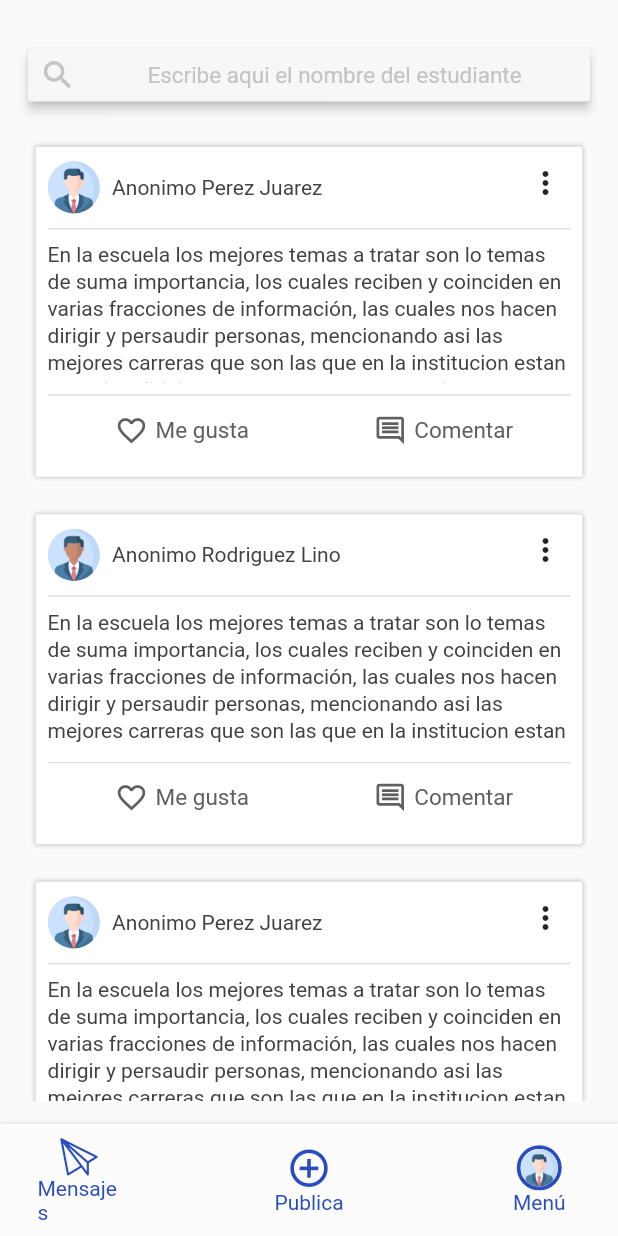
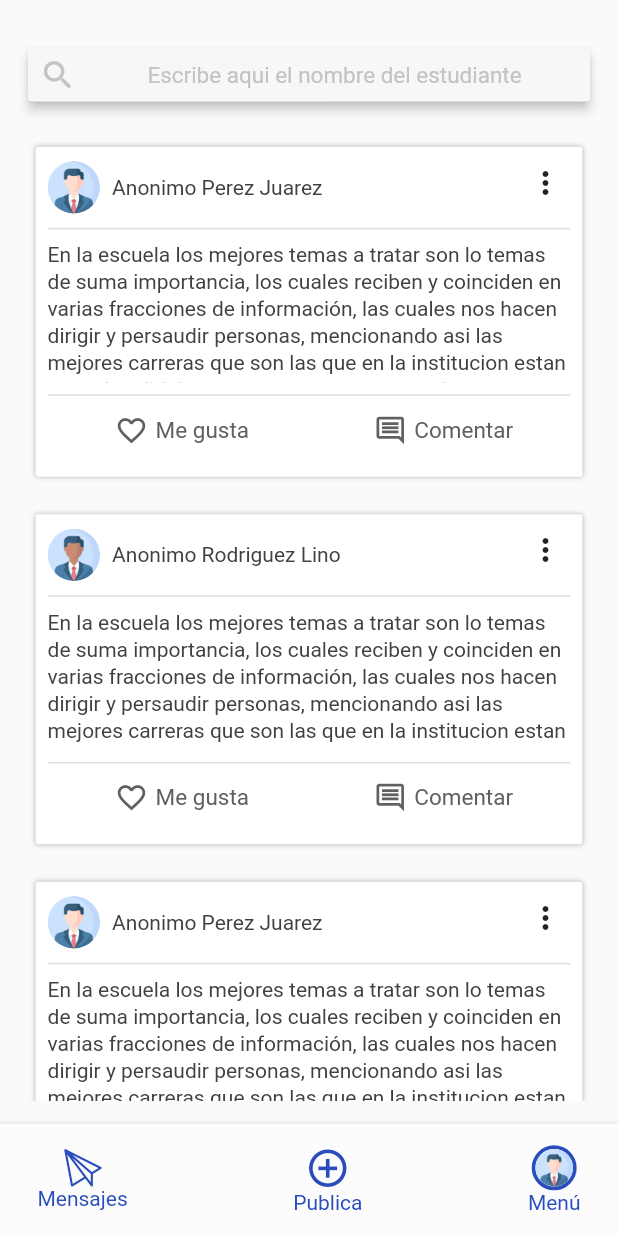
Before and after one commit to Gerbo67/siga_app, a Flutter app: the HomeClass screen opened by its route, on a phone screen of 412 x 824 dp. Run offline on Flutter 3.47's test engine with Material 2 defaults, Android fonts, the phone set to English and light mode, and no system bars.

Commit message:
v5.1 beta Responsividad de botones

```diff
--- a/lib/screens/buzon/DetalleMensaje.dart
+++ b/lib/screens/buzon/DetalleMensaje.dart
@@ -59,9 +59,7 @@ class _DetalleMensajeState extends State<DetalleMensaje> {
               margin: EdgeInsets.only(right: 10),
             ),
             Container(
-              height: 25,
               child: Column(
-                mainAxisAlignment: MainAxisAlignment.spaceBetween,
                 children: [
                   Container(
                     width: 200,
--- a/lib/screens/home/BottomNavigationBar.dart
+++ b/lib/screens/home/BottomNavigationBar.dart
@@ -19,7 +19,6 @@ Widget HomeBottomNavigationBar(context, _scaffoldkey) {
                 GestureDetector(
                     onTap: () => Navigator.pushNamed(context, 'buzon'),
                     child: Container(
-                      width: 55,
                       height: 55,
                       child: Column(
                         mainAxisAlignment: MainAxisAlignment.center,
@@ -36,7 +35,6 @@ Widget HomeBottomNavigationBar(context, _scaffoldkey) {
                     DialogCrearPublicacion(context);
                   },
                   child: Container(
-                    width: 55,
                     height: 55,
                     child: Column(
                       mainAxisAlignment: MainAxisAlignment.center,
@@ -53,7 +51,6 @@ Widget HomeBottomNavigationBar(context, _scaffoldkey) {
                     _scaffoldkey.currentState.openEndDrawer();
                   },
                   child: Container(
-                    width: 55,
                     height: 55,
                     child: Column(
                       mainAxisAlignment: MainAxisAlignment.center,
```
Also changed, not shown: lib/screens/home/HomeDraw.dart (+8 -4 lines).
